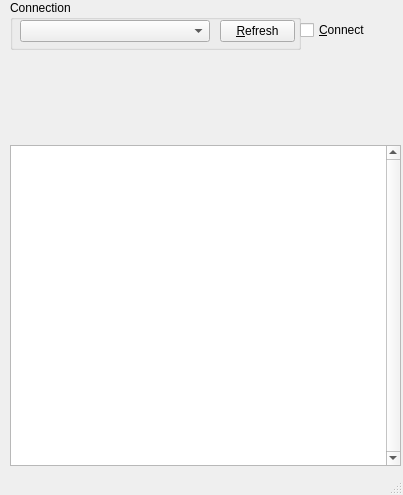
First picture: the form in qt5/stx10-shelf-bag/trunk/mainwindow.ui, repository qoopooh/try_git, before the edit.
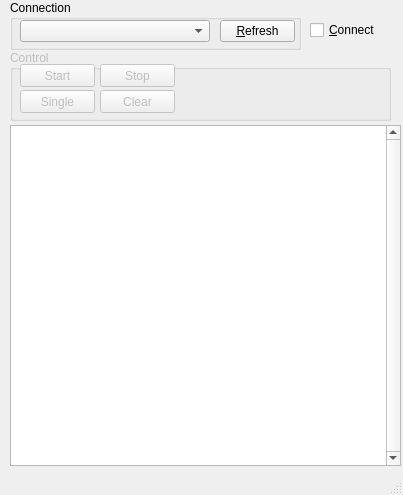
Second picture: the form after the edit. Icons and pictures are not drawn.

```diff
--- a/qt5/stx10-shelf-bag/trunk/mainwindow.ui
+++ b/qt5/stx10-shelf-bag/trunk/mainwindow.ui
@@ -28,9 +28,9 @@
     <property name="geometry">
      <rect>
       <x>10</x>
-      <y>145</y>
+      <y>125</y>
       <width>391</width>
-      <height>321</height>
+      <height>341</height>
      </rect>
     </property>
     <property name="verticalScrollBarPolicy">
@@ -82,9 +82,9 @@
    <widget class="QCheckBox" name="checkBoxConnect">
     <property name="geometry">
      <rect>
-      <x>300</x>
+      <x>310</x>
       <y>20</y>
-      <width>90</width>
+      <width>71</width>
       <height>20</height>
      </rect>
     </property>
@@ -92,6 +92,74 @@
      <string>&amp;Connect</string>
     </property>
    </widget>
+   <widget class="QGroupBox" name="groupBoxControl">
+    <property name="enabled">
+     <bool>false</bool>
+    </property>
+    <property name="geometry">
+     <rect>
+      <x>10</x>
+      <y>50</y>
+      <width>381</width>
+      <height>71</height>
+     </rect>
+    </property>
+    <property name="title">
+     <string>Control</string>
+    </property>
+    <widget class="QPushButton" name="pushButtonStart">
+     <property name="geometry">
+      <rect>
+       <x>10</x>
+       <y>14</y>
+       <width>75</width>
+       <height>23</height>
+      </rect>
+     </property>
+     <property name="text">
+      <string>Start</string>
+     </property>
+    </widget>
+    <widget class="QPushButton" name="pushButtonStop">
+     <property name="geometry">
+      <rect>
+       <x>90</x>
+       <y>14</y>
+       <width>75</width>
+       <height>23</height>
+      </rect>
+     </property>
+     <property name="text">
+      <string>Stop</string>
+     </property>
+    </widget>
+    <widget class="QPushButton" name="pushButtonSingle">
+     <property name="geometry">
+      <rect>
+       <x>10</x>
+       <y>40</y>
+       <width>75</width>
+       <height>23</height>
+      </rect>
+     </property>
+     <property name="text">
+      <string>Single</string>
+     </property>
+    </widget>
+    <widget class="QPushButton" name="pushButtonClear">
+     <property name="geometry">
+      <rect>
+       <x>90</x>
+       <y>40</y>
+       <width>75</width>
+       <height>23</height>
+      </rect>
+     </property>
+     <property name="text">
+      <string>Clear</string>
+     </property>
+    </widget>
+   </widget>
   </widget>
   <widget class="QStatusBar" name="statusBar"/>
  </widget>
```
